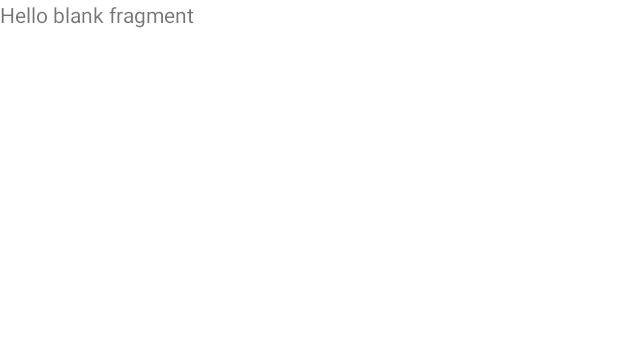
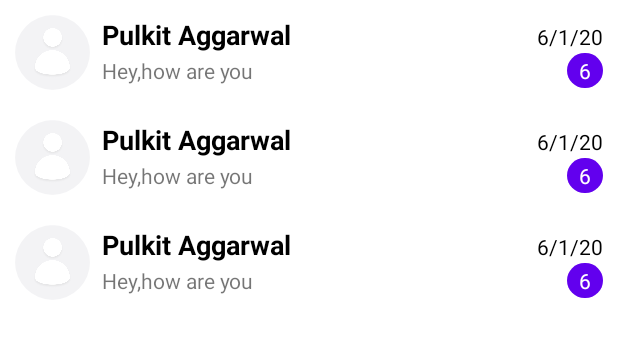
Before and after one commit to coding-blocks-archives/Whatsapp-Clone, an Android app: the layout fragment_chats.xml on its own in the app's theme, with its tools: preview values and no code run, on a phone screen of 412 x 824 dp. Shown: the top 337 px of the screen. Run offline under Robolectric (Android 15) with nearby library versions, the phone set to English and light mode, and no system bars.

```diff
--- a/app/src/main/java/com/puldroid/whatsappclone/adapters/ScreenSlidePagerAdapter.kt
+++ b/app/src/main/java/com/puldroid/whatsappclone/adapters/ScreenSlidePagerAdapter.kt
@@ -4,11 +4,15 @@ import androidx.fragment.app.Fragment
 import androidx.fragment.app.FragmentActivity
 import androidx.viewpager2.adapter.FragmentStateAdapter
 import com.puldroid.whatsappclone.fragments.ChatsFragment
+import com.puldroid.whatsappclone.fragments.PeopleFragment
 
 class ScreenSlidePagerAdapter(fa: FragmentActivity) : FragmentStateAdapter(fa) {
     private val NUM_PAGES: Int = 2
 
     override fun getItemCount(): Int = NUM_PAGES
 
-    override fun createFragment(position: Int): Fragment = ChatsFragment()
+    override fun createFragment(position: Int): Fragment = when(position){
+        0 -> ChatsFragment()
+        else -> PeopleFragment()
+    }
 }
--- /dev/null
+++ b/app/src/main/res/drawable/count_background.xml
@@ -0,0 +1,5 @@
+<?xml version="1.0" encoding="utf-8"?>
+<shape xmlns:android="http://schemas.android.com/apk/res/android">
+    <solid android:color="?attr/colorPrimary"/>
+    <corners android:radius="50dp"/>
+</shape>
--- a/app/src/main/res/layout/fragment_chats.xml
+++ b/app/src/main/res/layout/fragment_chats.xml
@@ -1,14 +1,13 @@
 <?xml version="1.0" encoding="utf-8"?>
-<FrameLayout xmlns:android="http://schemas.android.com/apk/res/android"
+<LinearLayout xmlns:android="http://schemas.android.com/apk/res/android"
     xmlns:tools="http://schemas.android.com/tools"
     android:layout_width="match_parent"
     android:layout_height="match_parent"
     tools:context=".fragments.ChatsFragment">
 
-    <!-- TODO: Update blank fragment layout -->
-    <TextView
+    <androidx.recyclerview.widget.RecyclerView
         android:layout_width="match_parent"
         android:layout_height="match_parent"
-        android:text="@string/hello_blank_fragment" />
+        tools:listitem="@layout/list_item"/>
 
-</FrameLayout>
+</LinearLayout>
--- /dev/null
+++ b/app/src/main/res/layout/list_item.xml
@@ -0,0 +1,93 @@
+<?xml version="1.0" encoding="utf-8"?>
+<LinearLayout xmlns:android="http://schemas.android.com/apk/res/android"
+    xmlns:app="http://schemas.android.com/apk/res-auto"
+    xmlns:tools="http://schemas.android.com/tools"
+    android:layout_width="match_parent"
+    android:layout_height="wrap_content"
+    android:background="?attr/selectableItemBackgroundBorderless"
+    android:clickable="true"
+    android:focusable="true"
+    android:orientation="horizontal"
+    android:padding="10dp">
+
+    <com.google.android.material.imageview.ShapeableImageView
+        android:id="@+id/userImgView"
+        android:layout_width="50dp"
+        android:layout_height="50dp"
+        android:adjustViewBounds="true"
+        android:clickable="true"
+        android:focusable="true"
+        android:scaleType="centerCrop"
+        android:src="@drawable/defaultavatar"
+        app:shapeAppearanceOverlay="@style/RoundedImageViewSmall" />
+
+    <LinearLayout
+        android:layout_width="match_parent"
+        android:layout_height="wrap_content"
+        android:layout_gravity="center"
+        android:layout_marginStart="8dp"
+        android:orientation="vertical">
+
+        <LinearLayout
+            android:layout_width="match_parent"
+            android:layout_height="match_parent">
+
+            <TextView
+                android:id="@+id/titleTv"
+                android:layout_width="0dp"
+                android:layout_height="wrap_content"
+                android:layout_weight="1"
+                android:ellipsize="end"
+                android:lines="1"
+                android:textColor="@android:color/black"
+                android:textSize="18sp"
+                android:textStyle="bold"
+                tools:text="Pulkit Aggarwal" />
+
+            <TextView
+                android:id="@+id/timeTv"
+                android:layout_width="wrap_content"
+                android:layout_height="wrap_content"
+                android:layout_marginStart="12dp"
+                android:ellipsize="end"
+                android:textColor="@android:color/black"
+                android:textSize="14sp"
+                android:visibility="visible"
+                tools:text="6/1/20" />
+        </LinearLayout>
+
+        <LinearLayout
+            android:layout_width="match_parent"
+            android:layout_height="match_parent">
+
+            <TextView
+                android:id="@+id/subTitleTv"
+                android:layout_width="0dp"
+                android:layout_height="wrap_content"
+                android:layout_weight="1"
+                android:ellipsize="end"
+                android:lines="1"
+                android:textSize="14sp"
+                tools:text="Hey,how are you" />
+
+            <TextView
+                android:id="@+id/countTv"
+                android:layout_width="wrap_content"
+                android:layout_height="wrap_content"
+                android:layout_marginStart="12dp"
+                android:ellipsize="end"
+                android:background="@drawable/count_background"
+                android:textColor="@android:color/white"
+                android:textSize="14sp"
+                android:paddingStart="8dp"
+                android:paddingEnd="8dp"
+                android:paddingBottom="2dp"
+                android:paddingTop="2dp"
+                android:visibility="visible"
+                tools:text="6" />
+        </LinearLayout>
+
+    </LinearLayout>
+
+
+</LinearLayout>
--- a/app/src/main/res/values/styles.xml
+++ b/app/src/main/res/values/styles.xml
@@ -36,4 +36,8 @@
         <item name="android:windowTranslucentNavigation">true</item>
         <item name="android:windowTranslucentStatus">true</item>
     </style>
-</resources>
+
+    <style name="RoundedImageViewSmall">
+        <item name="cornerFamily">rounded</item>
+        <item name="cornerSize">25dp</item>
+    </style></resources>
```
Also changed, not shown: app/build.gradle (+6 -4 lines), app/src/main/java/com/puldroid/whatsappclone/fragments/PeopleFragment.kt (added, +26 -0 lines), app/src/main/java/com/puldroid/whatsappclone/fragments/UsersAdapter.kt (added, +53 -0 lines).
